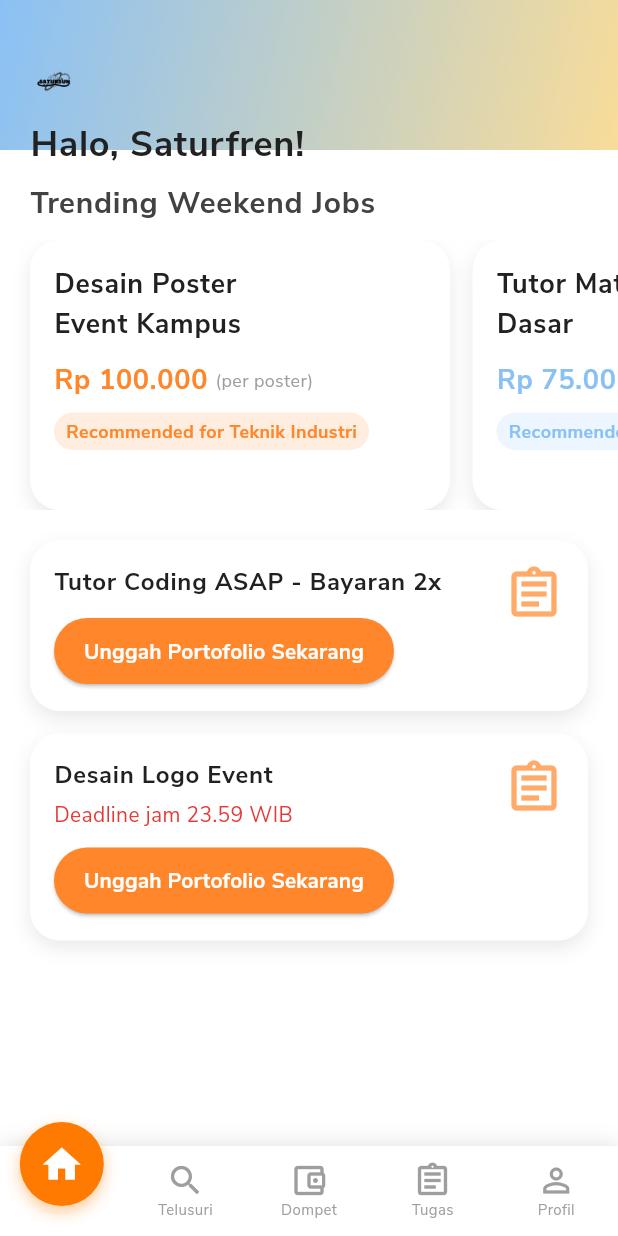
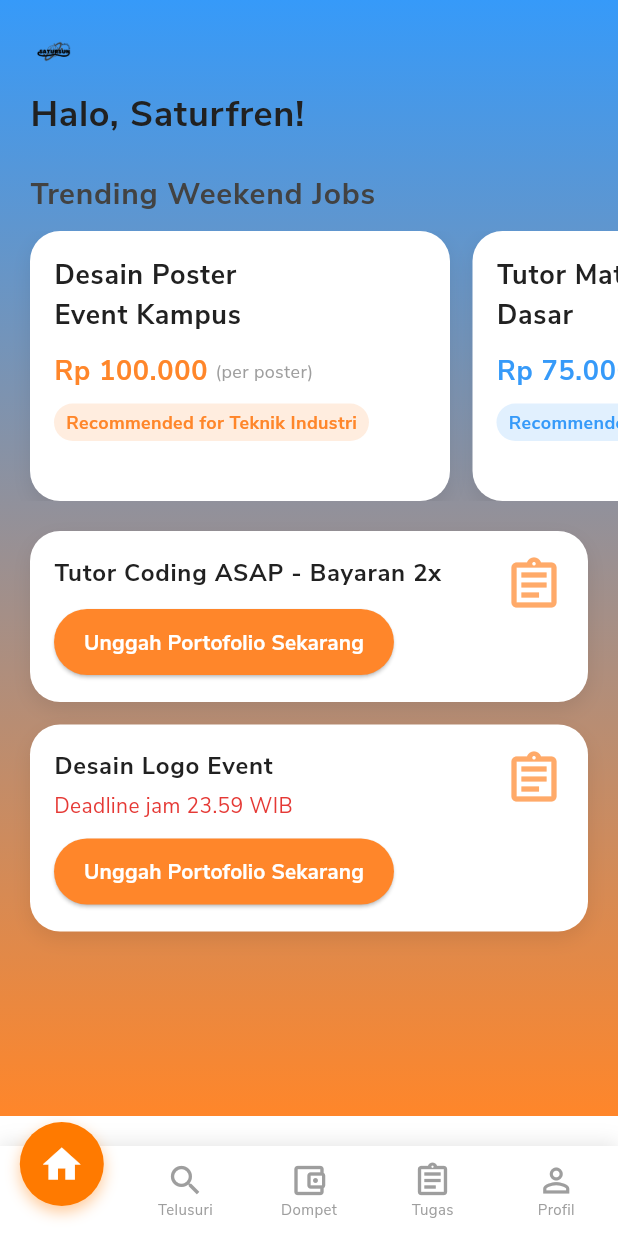
Before and after one commit to FathanBagas07/Satursun-Freelance-Mobile, a Flutter app: the HomeScreenFreelancer screen opened by its route, on a phone screen of 412 x 824 dp. Run offline on Flutter 3.47's test engine with Material 3 defaults, Android fonts, the phone set to English and light mode, and no system bars; our stand-ins replace cloud_firestore, firebase_auth, firebase_core, go_router, google_sign_in; accounts and stored records are empty.

Commit message:
Refactor HomeScreenFreelancer and ExploreScreenKlien to match new design

```diff
--- a/lib/modules/freelancer/screens/home_screen_freelancer.dart
+++ b/lib/modules/freelancer/screens/home_screen_freelancer.dart
@@ -7,77 +7,81 @@ class HomeScreenFreelancer extends StatelessWidget {
   @override
   Widget build(BuildContext context) {
     return Scaffold(
-      backgroundColor: Theme.of(context).colorScheme.surface,
-      appBar: _buildAppBar(context),
-      body: _buildBody(context),
+      // Navigasi Bar tetap di bawah
       bottomNavigationBar: const CustomBottomNavBar(currentIndex: 0),
-    );
-  }
 
-  PreferredSizeWidget _buildAppBar(BuildContext context) {
-    // Mengambil style dasar dari tema
-    final textTheme = Theme.of(context).textTheme;
-
-    return PreferredSize(
-      preferredSize: const Size.fromHeight(100.0),
-      child: Container(
-        padding: const EdgeInsets.only(top: 40, left: 20, right: 20, bottom: 10),
-        decoration: const BoxDecoration(
+      // Menggunakan Stack seperti di HomeScreenKlien
+      body: Stack(
+        children: [
+          Container(
+            width: double.infinity,
+            height: double.infinity,
+            decoration: BoxDecoration(
               gradient: LinearGradient(
-            begin: Alignment.topLeft,
-            end: Alignment.bottomRight,
-            colors: [Color(0xFF8AC1F5), Color(0xFFF8DC99)],
+                // Menggunakan warna yang sama dengan Klien (Primary -> Secondary)
+                colors: [
+                  Theme.of(context).colorScheme.primary,
+                  Theme.of(context).colorScheme.secondary
+                ],
+                begin: Alignment.topCenter,
+                end: Alignment.bottomCenter,
               ),
             ),
+          ),
+          SafeArea(
+            child: SingleChildScrollView(
+              // Padding bawah besar agar konten tidak tertutup Nav Bar saat di-scroll mentok
+              padding: const EdgeInsets.only(bottom: 120),
               child: Column(
                 crossAxisAlignment: CrossAxisAlignment.start,
-          mainAxisAlignment: MainAxisAlignment.end,
+                children: [
+                  // --- Header ---
+                  Padding(
+                    padding: const EdgeInsets.only(top: 20, left: 20, right: 20, bottom: 10),
+                    child: Column(
+                      crossAxisAlignment: CrossAxisAlignment.start,
                       children: [
                         Image.asset(
                           'assets/logo.png',
                           height: 30,
                           errorBuilder: (c, e, s) => Text(
                             "SATURSUN",
-                style: textTheme.titleLarge!.copyWith(fontWeight: FontWeight.bold),
+                            style: Theme.of(context).textTheme.titleLarge!.copyWith(fontWeight: FontWeight.bold),
                           ),
                         ),
                         const SizedBox(height: 8),
                         Text(
                           'Halo, Saturfren!',
-              // Menggunakan style global (displayMedium biasanya untuk judul besar) tapi di-override sesuai desain asli (24)
-              style: textTheme.bodyLarge!.copyWith(
+                          style: Theme.of(context).textTheme.bodyLarge!.copyWith(
                             fontSize: 24,
                             fontWeight: FontWeight.bold,
+                            // Menggunakan onSurface agar kontras tetap terjaga
                             color: Theme.of(context).colorScheme.onSurface,
                           ),
                         ),
                       ],
                     ),
                   ),
-    );
-  }
 
-  Widget _buildBody(BuildContext context) {
-    final textTheme = Theme.of(context).textTheme;
-
-    return SingleChildScrollView(
-      child: Column(
-        crossAxisAlignment: CrossAxisAlignment.start,
-        children: [
-          const SizedBox(height: 20),
+                  // --- Judul Section ---
+                  const SizedBox(height: 10),
                   Padding(
                     padding: const EdgeInsets.only(left: 20.0),
                     child: Text(
                       'Trending Weekend Jobs',
-              style: textTheme.bodyLarge!.copyWith(
+                      style: Theme.of(context).textTheme.bodyLarge!.copyWith(
                         fontSize: 20,
                         fontWeight: FontWeight.bold,
-                color: Colors.grey[800],
+                        color: Colors.grey[800], // Atau sesuaikan dengan onSurface
                       ),
                     ),
                   ),
+
+                  // --- List Horizontal ---
                   const SizedBox(height: 10),
                   _buildTrendingJobsSection(context),
+
+                  // --- List Vertical (Job Cards) ---
                   const SizedBox(height: 20),
                   _buildJobCard(
                     context,
@@ -90,7 +94,11 @@ class HomeScreenFreelancer extends StatelessWidget {
                     title: 'Desain Logo Event',
                     deadline: 'Deadline jam 23.59 WIB',
                   ),
-          const SizedBox(height: 20),
+
+                ],
+              ),
+            ),
+          ),
         ],
       ),
     );
@@ -109,16 +117,17 @@ class HomeScreenFreelancer extends StatelessWidget {
             salary: 'Rp 100.000',
             note: '(per poster)',
             recommendation: 'Recommended for Teknik Industri',
+            // Variasi warna kartu agar menarik
             color: Theme.of(context).colorScheme.secondary,
           ),
           const SizedBox(width: 15),
           _buildTrendingJobCard(
             context,
             jobTitle: 'Tutor Mate\nDasar',
-            salary: 'Rp 75.00',
+            salary: 'Rp 75.000',
             note: '',
-            recommendation: 'Recommended...',
-            color: Theme.of(context).colorScheme.onPrimary,
+            recommendation: 'Recommended for Education',
+            color: Theme.of(context).colorScheme.primary,
           ),
         ],
       ),
@@ -139,11 +148,11 @@ class HomeScreenFreelancer extends StatelessWidget {
       width: 280,
       padding: const EdgeInsets.all(16),
       decoration: BoxDecoration(
-        color: Theme.of(context).colorScheme.surface,
+        color: Theme.of(context).colorScheme.surface, // Kartu tetap putih/surface
         borderRadius: BorderRadius.circular(20),
         boxShadow: [
           BoxShadow(
-            color: Theme.of(context).colorScheme.onSurface.withValues(alpha: 0.1),
+            color: Colors.black.withOpacity(0.08),
             blurRadius: 10,
             offset: const Offset(0, 5),
           ),
@@ -171,6 +180,8 @@ class HomeScreenFreelancer extends StatelessWidget {
               borderRadius: BorderRadius.circular(15),
             ),
             child: Text(recommendation,
+                maxLines: 1,
+                overflow: TextOverflow.ellipsis,
                 style: textTheme.bodyMedium!.copyWith(fontSize: 12, color: color, fontWeight: FontWeight.bold)),
           ),
         ],
@@ -189,7 +200,7 @@ class HomeScreenFreelancer extends StatelessWidget {
         borderRadius: BorderRadius.circular(20),
         boxShadow: [
           BoxShadow(
-            color: Theme.of(context).colorScheme.onSurface.withValues(alpha: 0.1),
+            color: Colors.black.withOpacity(0.08),
             blurRadius: 10,
             offset: const Offset(0, 5),
           ),
--- a/lib/modules/klien/screens/explore_screen_klien.dart
+++ b/lib/modules/klien/screens/explore_screen_klien.dart
@@ -16,7 +16,9 @@ class _ExploreScreenKlienState extends State<ExploreScreenKlien> {
   // Variabel Pencarian
   String _keywordName = "";
   // Variabel Lokasi & Skill (Dummy/Visual Saja)
+  // ignore: unused_field
   String _keywordLocation = "";
+  // ignore: unused_field
   String _keywordSkill = "";
 
   @override
```
Lines whose indentation alone changed are shown as unchanged.
